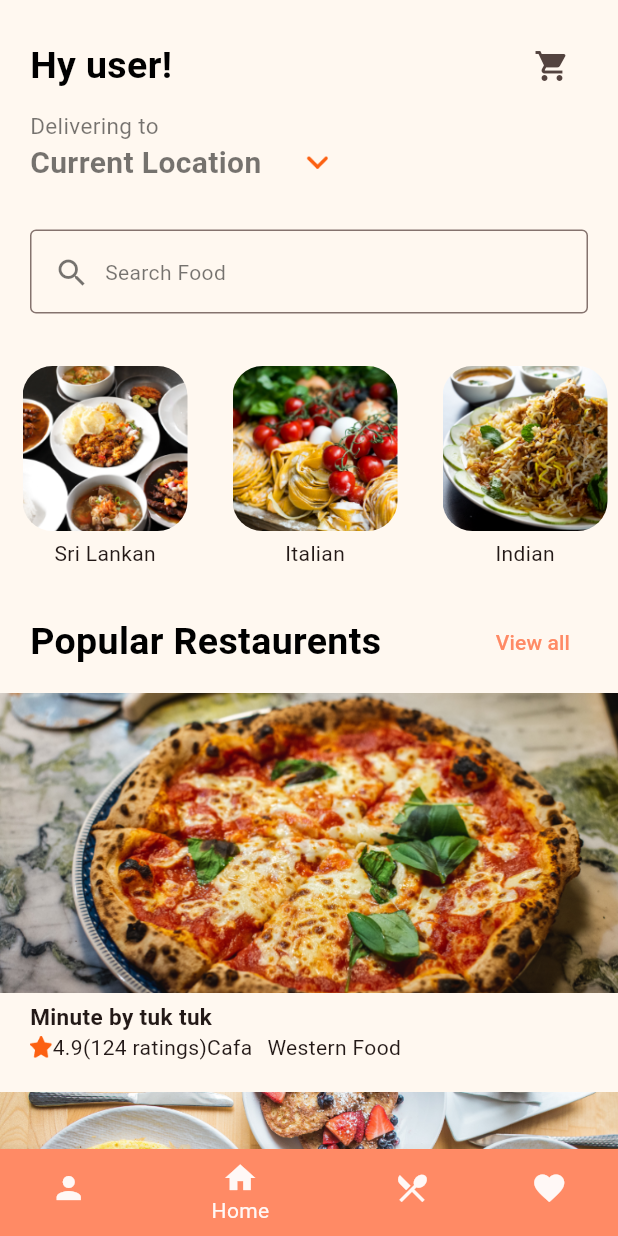
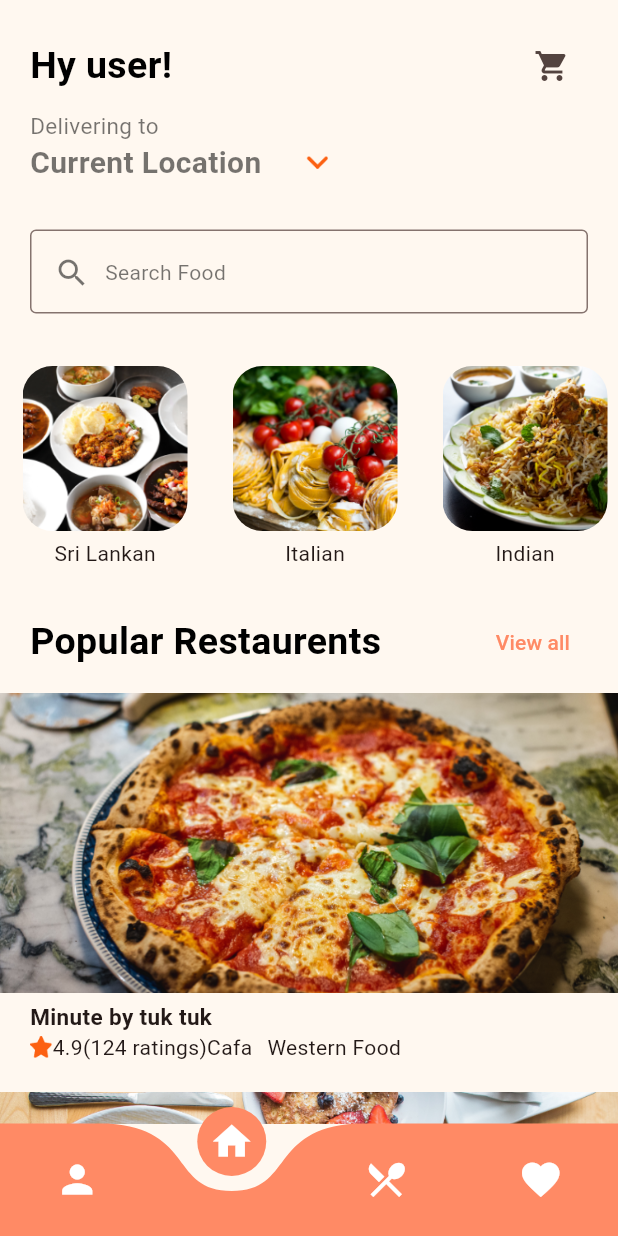
Before and after one commit to Umar-Gulzar/FastFood_Delivery_App, a Flutter app: the BottomNavigationBarScreen screen opened directly, on a phone screen of 412 x 824 dp. Run offline on Flutter 3.47's test engine with Material 3 defaults, Android fonts, the phone set to English and light mode, and no system bars; drawn by our look-alikes of curved_navigation_bar; our stand-ins replace cloud_firestore, firebase_auth, firebase_core, flutter_riverpod, fluttertoast, image_picker and 2 more; missing offline and left inert: flutter_stripe; accounts and stored records are empty; network calls fail.

Commit message:
update:bottom navigation bar

```diff
--- a/lib/main.dart
+++ b/lib/main.dart
@@ -4,10 +4,13 @@ import 'package:firebase_core/firebase_core.dart';
 import 'firebase_options.dart';
 import 'package:riverpod/riverpod.dart';
 import 'package:flutter_riverpod/flutter_riverpod.dart';
+import 'package:flutter_stripe/flutter_stripe.dart';
 
 void main()async
 {
   WidgetsFlutterBinding.ensureInitialized();
+  Stripe.publishableKey="pk_test_51RyytjCjTfzItJpubU8s4OX1EU0d2fAteb8p15bYcgVMXk7UDVFaFlgyuKf2oGqFVJ9AxhSThK28We55buzJKSZQ00Fa3BUpTW";
+
   await Firebase.initializeApp(
     options: DefaultFirebaseOptions.currentPlatform,
   );
--- a/lib/presentation/screens/bottomNavigationBar.dart
+++ b/lib/presentation/screens/bottomNavigationBar.dart
@@ -6,7 +6,7 @@ import 'homeScreen.dart';
 import 'package:flutter/material.dart';
 import 'package:flutter/services.dart';
 import 'customerProfile.dart';
-
+import 'package:curved_navigation_bar/curved_navigation_bar.dart';
 
 class BottomNavigationBarScreen extends StatefulWidget {
   const BottomNavigationBarScreen({super.key});
@@ -28,19 +28,25 @@ class _BottomNavigationBarScreenState extends State<BottomNavigationBarScreen> {
       },
       child: Scaffold(
         backgroundColor: Color.fromRGBO(255, 248, 240, 1),
-        bottomNavigationBar: BottomNavigationBar(
-          onTap: (index){
+        bottomNavigationBar: CurvedNavigationBar(
+          animationCurve: Curves.easeOutBack,
+          index: 1,
+          color: Colors.deepOrange.shade300,
+          backgroundColor: Colors.transparent,
+          buttonBackgroundColor: Colors.deepOrange[300],
+          items: <Widget>[
+            Icon(Icons.person, size: 30,color: Colors.white,),
+            Icon(Icons.home, size: 30,color: Colors.white,),
+            Icon(Icons.restaurant_menu, size: 30,color: Colors.white,),
+            Icon(Icons.favorite, size: 30,color: Colors.white,),
+          ],
+          onTap: (index) {
             setState(() {
               _selectedIndex=index;
             });
           },
-          currentIndex: _selectedIndex,
-            items: [
-          BottomNavigationBarItem(icon: Icon(Icons.person),label:"Profile",backgroundColor:Colors.deepOrange[300],),
-          BottomNavigationBarItem(icon: Icon(Icons.home),label:"Home",backgroundColor:Colors.deepOrange[300],),
-          BottomNavigationBarItem(icon: Icon(Icons.restaurant_menu),label:"Menu",backgroundColor:Colors.deepOrange[300],),
-          BottomNavigationBarItem(icon: Icon(Icons.favorite),label:"Favourite",backgroundColor:Colors.deepOrange[300],),
-        ]),
+        ),
+
         body: IndexedStack(
           index:_selectedIndex,
           children: [Profile(),Homescreen(),Foodmenu(),FavouriteFoods()],
--- a/lib/presentation/screens/homeScreen.dart
+++ b/lib/presentation/screens/homeScreen.dart
@@ -53,7 +53,8 @@ class _HomescreenState extends ConsumerState<Homescreen> {
 
   @override
   Widget build(BuildContext context) {
-    return Scaffold(
+    return SafeArea(
+      child: Scaffold(
         backgroundColor: Color.fromRGBO(255, 248, 240, 1),
         body: SingleChildScrollView(
           child: Container(
@@ -200,6 +201,7 @@ class _HomescreenState extends ConsumerState<Homescreen> {
             ),
           ),
         ),
+      ),
     );
   }
 }
--- a/lib/presentation/screens/menuItemsShow.dart
+++ b/lib/presentation/screens/menuItemsShow.dart
@@ -61,6 +61,7 @@ class _MenuItemsShowState extends State<MenuItemsShow> {
 
             const SizedBox(height: 20,),
             ListView.builder(
+            physics: NeverScrollableScrollPhysics(),
             shrinkWrap: true,
             itemCount: widget.menuList.length,
             itemBuilder: (context,index){
--- a/pubspec.yaml
+++ b/pubspec.yaml
@@ -44,6 +44,11 @@ dependencies:
   lottie: ^3.3.1
   riverpod: ^2.6.1
   flutter_riverpod: ^2.6.1
+
+  curved_navigation_bar: ^1.0.6
+  #For Stripe Payment Method
+  flutter_stripe: ^11.5.0
+  http: ^1.5.0
 
 dev_dependencies:
   flutter_test:
```
Also changed, not shown: lib/Services/stripePaymentSheet.dart (added, +14 -0 lines), lib/presentation/screens/cart.dart (+13 -9 lines), lib/presentation/screens/itemDetail.dart (+6 -3 lines), pubspec.lock, 1 other file. Lines whose indentation alone changed are shown as unchanged.
